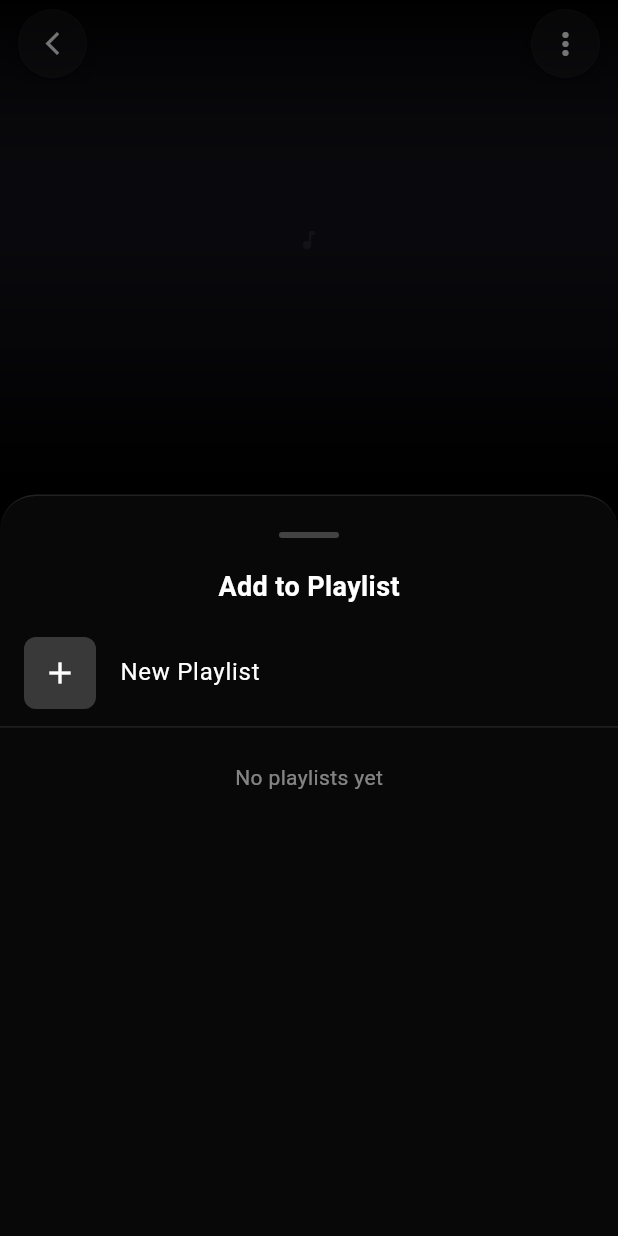
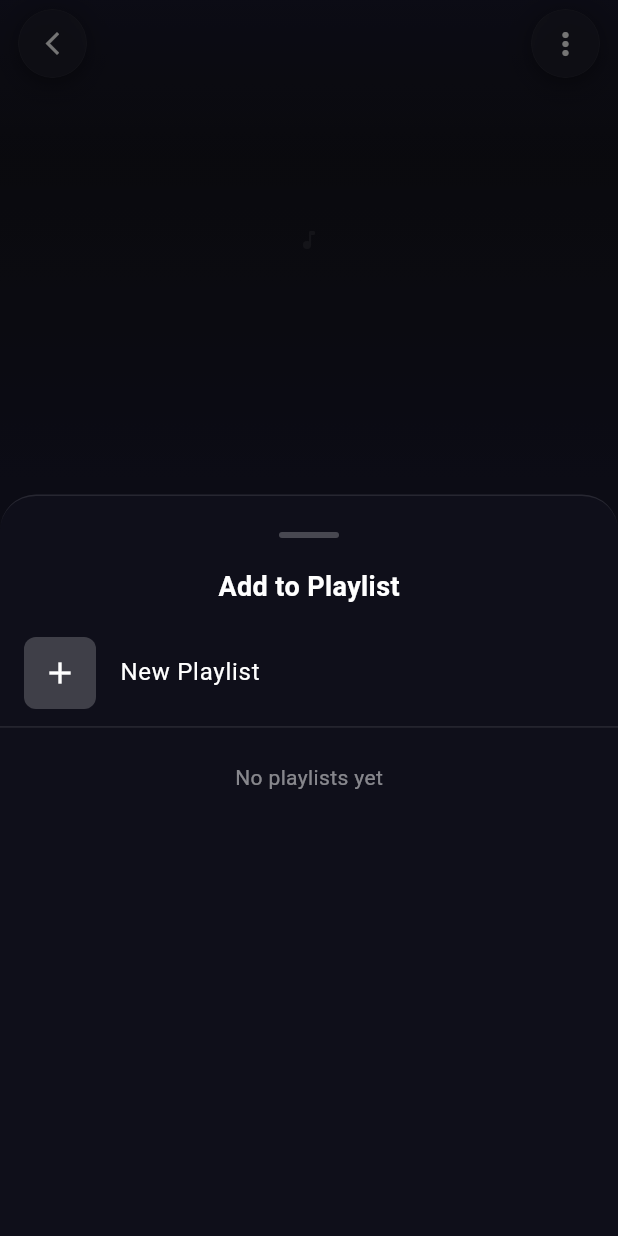
Before and after one commit to uzielcezate/Paax, a Flutter app: the AlbumDetailScreen screen opened directly with empty values, after a tap on the "play arrow" icon, after a tap on the "favorite outline" icon, after a tap on the "playlist add" icon, on a phone screen of 412 x 824 dp. Run offline on Flutter 3.47's test engine with Material 3 defaults, Android fonts, the light colour scheme and no system bars; our stand-ins replace audio_service, cached_network_image, flutter_cache_manager, google_fonts, hive, hive_flutter and 5 more; missing offline and left inert: flutter_inappwebview; accounts and stored records are empty.

Commit message:
fix: album artist name in menu, dynamic sheet colors, exclude pure black on dark album/playlist covers, fixed queue sheet to black

```diff
--- a/frontend/lib/core/utils/dominant_color_service.dart
+++ b/frontend/lib/core/utils/dominant_color_service.dart
@@ -44,20 +44,23 @@ class DominantColorService {
   }
 
   /// Solid sheet/menu background derived from the current dominant color.
-  /// Light BG → light sheet; Dark BG → dark sheet.
+  /// Returns the actual dominant color so menus match the screen's dynamic theme.
+  /// For very dark colors, slightly lighten to ensure visibility.
+  /// For very light colors, slightly darken for depth.
   static Color adaptiveSheetColor(Color bg) {
-    if (isLight(bg)) {
-      // Lighten the dominant color for a soft warm sheet
-      final hsl = HSLColor.fromColor(bg);
-      return hsl.withLightness((hsl.lightness + 0.85).clamp(0.0, 0.95))
-                .withSaturation(hsl.saturation * 0.3)
-                .toColor();
+    final lum = bg.computeLuminance();
+    final hsl = HSLColor.fromColor(bg);
+
+    if (lum < 0.03) {
+      // Near-black — lift slightly so sheet is distinguishable from pure black
+      return hsl.withLightness(0.08).toColor();
     }
-    // Dark BG → very dark variant
-    final hsl = HSLColor.fromColor(bg);
-    return hsl.withLightness((hsl.lightness * 0.25).clamp(0.03, 0.12))
-              .withSaturation(hsl.saturation * 0.3)
-              .toColor();
+    if (lum > 0.85) {
+      // Near-white — darken slightly for depth
+      return hsl.withLightness(0.88).toColor();
+    }
+    // Return the color as-is — preserves saturation and hue
+    return bg;
   }
 
   // ── Cache Access ──────────────────────────────────────────────────────
@@ -90,7 +93,7 @@ class DominantColorService {
 
   // ── Core Extraction ───────────────────────────────────────────────────
 
-  Future<Color> _extract(String imageUrl) async {
+  Future<Color> _extract(String imageUrl, {bool excludeBlack = false}) async {
     final imageProvider = ResizeImage(NetworkImage(imageUrl), width: 80, height: 80);
     final palette = await PaletteGenerator.fromImageProvider(
       imageProvider,
@@ -115,18 +118,36 @@ class DominantColorService {
     final darkRatio = totalPop > 0 ? darkPop / totalPop : 0.0;
 
     // ── Dark image detection ──
-    // If >50% of pixel population is dark, OR average luminance is very low,
-    // treat as a dark/black cover. This fixes Black Panther, 111XPANTIA, etc.
     if (avgLuminance < 0.15 || darkRatio > 0.50) {
-      // Among the dark colors, prefer one with some saturation (e.g. dark red)
-      // over pure black, but still allow pure black.
+      if (excludeBlack) {
+        // For album/playlist: prefer a colorful dark alternative over pure black
+        // Try dark vibrant first (e.g. dark red from 111XPANTIA), then dark muted,
+        // then any color with some saturation, then vibrant/muted
+        final colorful = palette.darkVibrantColor?.color
+            ?? palette.darkMutedColor?.color
+            ?? palette.vibrantColor?.color
+            ?? palette.mutedColor?.color;
+        if (colorful != null && colorful.computeLuminance() > 0.02) {
+          return colorful;
+        }
+        // All colors are near-black — try to find anything with saturation
+        for (var pc in palette.paletteColors) {
+          final hsl = HSLColor.fromColor(pc.color);
+          if (hsl.saturation > 0.15 && pc.color.computeLuminance() > 0.03) {
+            return pc.color;
+          }
+        }
+        // Truly monochrome black image — use a dark gray so it's not pure black
+        return const Color(0xFF1A1A2E);
+      }
+
+      // Default: pick most populous dark color (allows pure black)
       final darkColors = palette.paletteColors
           .where((pc) => pc.color.computeLuminance() < 0.20)
           .toList()
         ..sort((a, b) => b.population.compareTo(a.population));
 
       if (darkColors.isNotEmpty) {
-        // Pick the most populous dark color — could be pure black or dark-red
         return darkColors.first.color;
       }
       return palette.darkMutedColor?.color
@@ -159,4 +180,29 @@ class DominantColorService {
 
     return raw;
   }
+
+  /// Extract color but exclude pure black — for album and playlist screens.
+  /// Prefers colorful alternatives (dark-vibrant, dark-muted) over pure black.
+  Future<Color> extractColorExcludeBlack(String? imageUrl) async {
+    if (imageUrl == null || imageUrl.isEmpty) return const Color(0xFF1A1A2E);
+    // Check cache first
+    final cacheKey = '${imageUrl}_noBlack';
+    if (_cache.containsKey(cacheKey)) return _cache[cacheKey]!;
+    if (_pending.containsKey(cacheKey)) return _pending[cacheKey]!.future;
+
+    final completer = Completer<Color>();
+    _pending[cacheKey] = completer;
+    try {
+      final color = await _extract(imageUrl, excludeBlack: true);
+      _cache[cacheKey] = color;
+      completer.complete(color);
+    } catch (e) {
+      debugPrint('[DominantColor] Extraction (noBlack) failed: $e');
+      _cache[cacheKey] = const Color(0xFF1A1A2E);
+      completer.complete(const Color(0xFF1A1A2E));
+    } finally {
+      _pending.remove(cacheKey);
+    }
+    return completer.future;
+  }
 }
--- a/frontend/lib/presentation/screens/album_detail_screen.dart
+++ b/frontend/lib/presentation/screens/album_detail_screen.dart
@@ -69,6 +69,16 @@ class _AlbumDetailScreenState extends State<AlbumDetailScreen> {
         ?? (_isSingleMode ? widget.singleDetail!.artistName : widget.album!.artistName);
   }
   String get _artworkUrl => _isSingleMode ? widget.singleDetail!.artworkUrl : widget.album!.artworkUrl;
+
+  /// Build an album with resolved artist data for menus.
+  SavedAlbum get _resolvedAlbum => SavedAlbum(
+    albumId: widget.album!.albumId,
+    title: widget.album!.title,
+    artistName: _artistName,
+    artworkUrl: widget.album!.artworkUrl,
+    artistId: _resolvedArtistId ?? widget.album!.artistId,
+    artists: _resolvedArtists ?? widget.album!.artists,
+  );
 
   @override
   void initState() {
@@ -278,6 +288,7 @@ class _AlbumDetailScreenState extends State<AlbumDetailScreen> {
             // Dynamic ambient background from album artwork
             DynamicBackground(
               imageUrl: effectiveArtworkUrl,
+              excludeBlack: true,
               onColorExtracted: (color) {
                 if (!mounted) return;
                 setState(() {
@@ -515,7 +526,7 @@ class _AlbumDetailScreenState extends State<AlbumDetailScreen> {
                   GlassMenuButton(
                     child: _isSingleMode
                         ? OverflowMenu(type: MenuType.track, track: widget.singleDetail!.track, iconColor: _foregroundColor)
-                        : OverflowMenu(type: MenuType.album, album: widget.album!, iconColor: _foregroundColor),
+                        : OverflowMenu(type: MenuType.album, album: _resolvedAlbum, iconColor: _foregroundColor),
                   ),
                 ],
               ),
@@ -525,7 +536,7 @@ class _AlbumDetailScreenState extends State<AlbumDetailScreen> {
                 foregroundColor: _foregroundColor,
                 trailing: _isSingleMode
                     ? OverflowMenu(type: MenuType.track, track: widget.singleDetail!.track, iconColor: _foregroundColor)
-                    : OverflowMenu(type: MenuType.album, album: widget.album!, iconColor: _foregroundColor),
+                    : OverflowMenu(type: MenuType.album, album: _resolvedAlbum, iconColor: _foregroundColor),
               ),
             ),
         ],
--- a/frontend/lib/presentation/screens/playlist_detail_screen.dart
+++ b/frontend/lib/presentation/screens/playlist_detail_screen.dart
@@ -169,6 +169,7 @@ class _PlaylistDetailScreenState extends State<PlaylistDetailScreen> {
           // Dynamic ambient background from playlist first track artwork
           DynamicBackground(
             imageUrl: tracks.isNotEmpty ? tracks.first.artworkUrl : null,
+            excludeBlack: true,
             onColorExtracted: (color) {
               if (!mounted) return;
               setState(() {
--- a/frontend/lib/presentation/widgets/dynamic_background.dart
+++ b/frontend/lib/presentation/widgets/dynamic_background.dart
@@ -8,11 +8,15 @@ import '../state/theme_state.dart';
 class DynamicBackground extends StatefulWidget {
   final String? imageUrl;
   final ValueChanged<Color>? onColorExtracted;
+  /// When true, prefers colorful alternatives over pure black for dark artwork.
+  /// Used by album and playlist screens.
+  final bool excludeBlack;
 
   const DynamicBackground({
     super.key,
     required this.imageUrl,
     this.onColorExtracted,
+    this.excludeBlack = false,
   });
 
   @override
@@ -35,12 +39,15 @@ class _DynamicBackgroundState extends State<DynamicBackground> {
   }
 
   Future<void> _extractColor() async {
-    final cached = DominantColorService.instance.getCachedColor(widget.imageUrl);
+    final service = DominantColorService.instance;
+    final cached = service.getCachedColor(widget.imageUrl);
     if (cached != DominantColorService.fallback) {
       _apply(cached);
       return;
     }
-    final color = await DominantColorService.instance.extractColor(widget.imageUrl);
+    final color = widget.excludeBlack
+        ? await service.extractColorExcludeBlack(widget.imageUrl)
+        : await service.extractColor(widget.imageUrl);
     _apply(color);
   }
 
--- a/frontend/lib/presentation/widgets/queue_bottom_sheet.dart
+++ b/frontend/lib/presentation/widgets/queue_bottom_sheet.dart
@@ -26,9 +26,9 @@ class _QueueSheetContent extends StatelessWidget {
   @override
   Widget build(BuildContext context) {
     final height = MediaQuery.of(context).size.height * 0.85;
-    final themeState = context.watch<ThemeState>();
-    final sheetBg = DominantColorService.adaptiveSheetColor(themeState.backgroundColor);
-    final sheetFg = DominantColorService.foregroundOn(sheetBg);
+    // Queue sheet is only opened from the full player — always dark with white text
+    const sheetBg = AppColors.surface;
+    const sheetFg = Colors.white;
 
     return Container(
       height: height,
```
